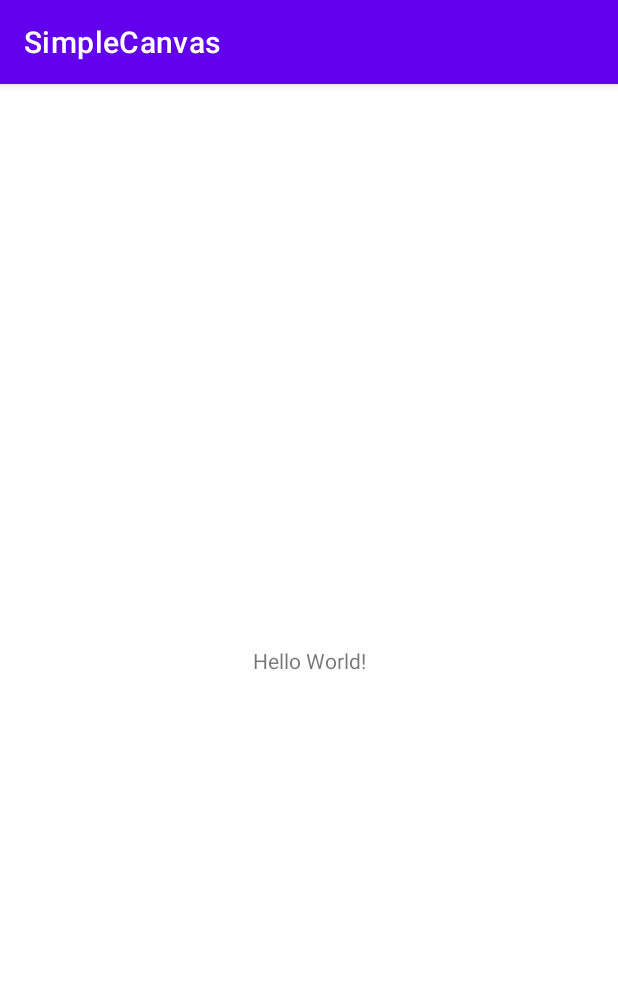
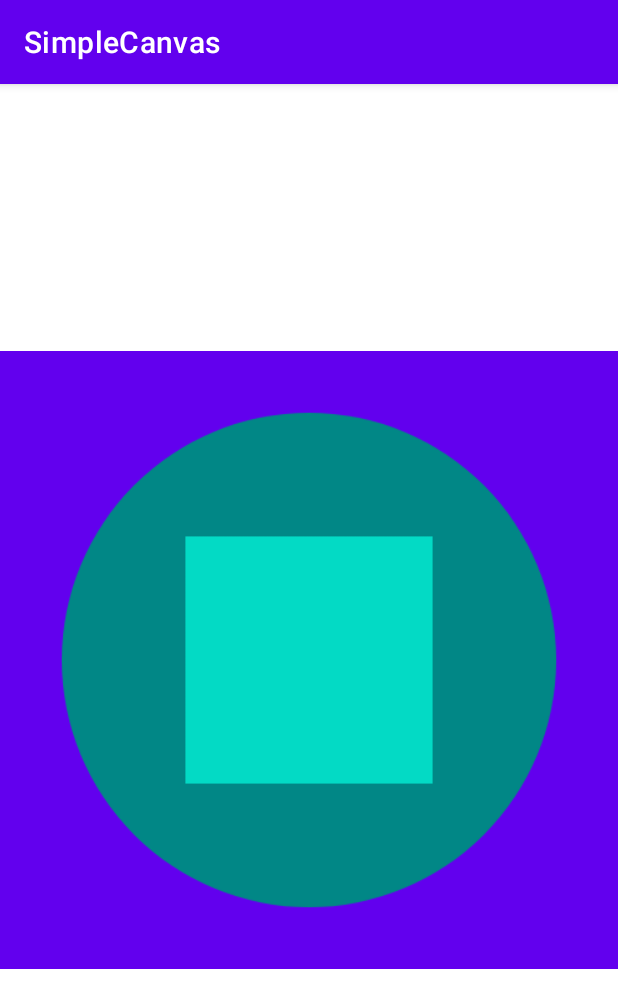
Before and after one commit to rivaldofez/exercise_android_intermediate, an Android app: the screen it shows after launch (MainActivity), on a phone screen of 412 x 824 dp. Shown: the top 1008 px of the screen. Run offline under Robolectric (Android 15) with nearby library versions, the phone set to English and light mode, and no system bars.

Commit message:
draw object and coloring in canvas

```diff
--- a/SimpleCanvas/app/src/main/java/com/rivaldofez/simplecanvas/MainActivity.kt
+++ b/SimpleCanvas/app/src/main/java/com/rivaldofez/simplecanvas/MainActivity.kt
@@ -1,11 +1,53 @@
 package com.rivaldofez.simplecanvas
 
+import android.content.Context
+import android.content.res.Resources
+import android.graphics.Bitmap
+import android.graphics.Canvas
+import android.graphics.Paint
 import androidx.appcompat.app.AppCompatActivity
 import android.os.Bundle
+import android.view.View
+import android.widget.ImageView
+import androidx.core.content.res.ResourcesCompat
 
 class MainActivity : AppCompatActivity() {
     override fun onCreate(savedInstanceState: Bundle?) {
         super.onCreate(savedInstanceState)
         setContentView(R.layout.activity_main)
+//        setContentView(CanvasView(this))
+
+        val myImageView = findViewById<ImageView>(R.id.myImageView)
+
+        val mBitmap = Bitmap.createBitmap(500, 500, Bitmap.Config.ARGB_8888)
+        myImageView.setImageBitmap(mBitmap)
+
+        val mCanvas = Canvas(mBitmap)
+
+        mCanvas.drawColor(ResourcesCompat.getColor(resources, R.color.purple_500, null))
+
+        val mPaint = Paint()
+        mPaint.color = ResourcesCompat.getColor(resources, R.color.teal_700, null)
+
+//        mCanvas.drawCircle((mBitmap.width/2).toFloat(), (mBitmap.height/2).toFloat(), 200f, mPaint)
+        mCanvas.drawCircle((mBitmap.width/2).toFloat(), (mBitmap.height/2).toFloat(), 200f, mPaint)
+
+        mPaint.color = ResourcesCompat.getColor(resources, R.color.teal_200, null)
+        mCanvas.drawRect(
+            (mBitmap.width/2 - 100).toFloat(),
+            (mBitmap.height/2 - 100).toFloat(),
+            (mBitmap.width/2 + 100).toFloat(),
+            (mBitmap.height/2 + 100).toFloat(),
+            mPaint
+        )
+
+
+
     }
 }
+
+class CanvasView(context: Context): View(context) {
+    override fun onDraw(canvas: Canvas) {
+        super.onDraw(canvas)
+    }
+}
--- a/SimpleCanvas/app/src/main/res/layout/activity_main.xml
+++ b/SimpleCanvas/app/src/main/res/layout/activity_main.xml
@@ -6,13 +6,15 @@
     android:layout_height="match_parent"
     tools:context=".MainActivity">
 
-    <TextView
-        android:layout_width="wrap_content"
-        android:layout_height="wrap_content"
-        android:text="Hello World!"
+    <ImageView
+        android:id="@+id/myImageView"
+        android:layout_width="match_parent"
+        android:layout_height="match_parent"
         app:layout_constraintBottom_toBottomOf="parent"
-        app:layout_constraintEnd_toEndOf="parent"
-        app:layout_constraintStart_toStartOf="parent"
-        app:layout_constraintTop_toTopOf="parent" />
+        app:layout_constraintHorizontal_bias="0.0"
+        app:layout_constraintLeft_toLeftOf="parent"
+        app:layout_constraintRight_toRightOf="parent"
+        app:layout_constraintTop_toTopOf="parent"
+        app:layout_constraintVertical_bias="0.0" />
 
 </androidx.constraintlayout.widget.ConstraintLayout>
```
